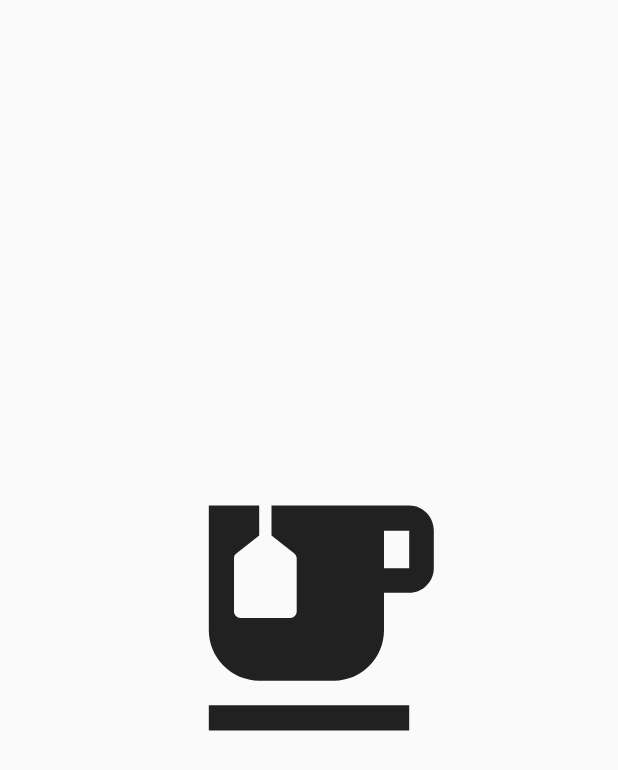
After one commit to AbhiShake1/moms_food_corner, a Flutter app: the StartupView screen opened directly, on a phone screen of 412 x 824 dp. The commit adds this screen. Shown: the top 770 px of the screen. Run offline on Flutter 3.47's test engine with Material 2 defaults, Android fonts, the phone set to English and light mode, and no system bars; our stand-ins replace get, get_storage, google_fonts, lottie; accounts and stored records are empty.

Commit message:
add startup screen before the app is loaded

```diff
--- a/lib/app/modules/signup/controllers/signup_controller.dart
+++ b/lib/app/modules/signup/controllers/signup_controller.dart
@@ -1,5 +1,7 @@
 import 'package:flutter/widgets.dart';
 import 'package:get/get.dart';
+import 'package:get_storage/get_storage.dart';
+import 'package:moms_food_corner/app/routes/app_pages.dart';
 
 import '../../../data/models/user_model.dart';
 import '../../../data/providers/user_provider.dart';
--- /dev/null
+++ b/lib/app/modules/startup/views/startup_view.dart
@@ -0,0 +1,22 @@
+import 'package:flutter/material.dart';
+
+import 'package:get/get.dart';
+import 'package:lottie/lottie.dart';
+
+import '../controllers/startup_controller.dart';
+
+class StartupView extends GetView<StartupController> {
+  const StartupView({Key? key}) : super(key: key);
+
+  @override
+  Widget build(BuildContext context) {
+    return const Scaffold(
+      body: Center(
+        child: Icon(
+          Icons.emoji_food_beverage,
+          size: 200,
+        ),
+      ),
+    );
+  }
+}
--- a/lib/app/routes/app_routes.dart
+++ b/lib/app/routes/app_routes.dart
@@ -7,6 +7,7 @@ abstract class Routes {
   static const SIGNUP = _Paths.SIGNUP;
   static const LOGIN = _Paths.LOGIN;
   static const CART = _Paths.CART;
+  static const STARTUP = _Paths.STARTUP;
 }
 
 abstract class _Paths {
@@ -15,4 +16,5 @@ abstract class _Paths {
   static const SIGNUP = '/signup';
   static const LOGIN = '/login';
   static const CART = '/cart';
+  static const STARTUP = '/startup';
 }
```
Also changed, not shown: lib/app/modules/startup/bindings/startup_binding.dart (added, +12 -0 lines), lib/app/modules/startup/controllers/startup_controller.dart (added, +26 -0 lines), lib/app/routes/app_pages.dart (+8 -2 lines).
